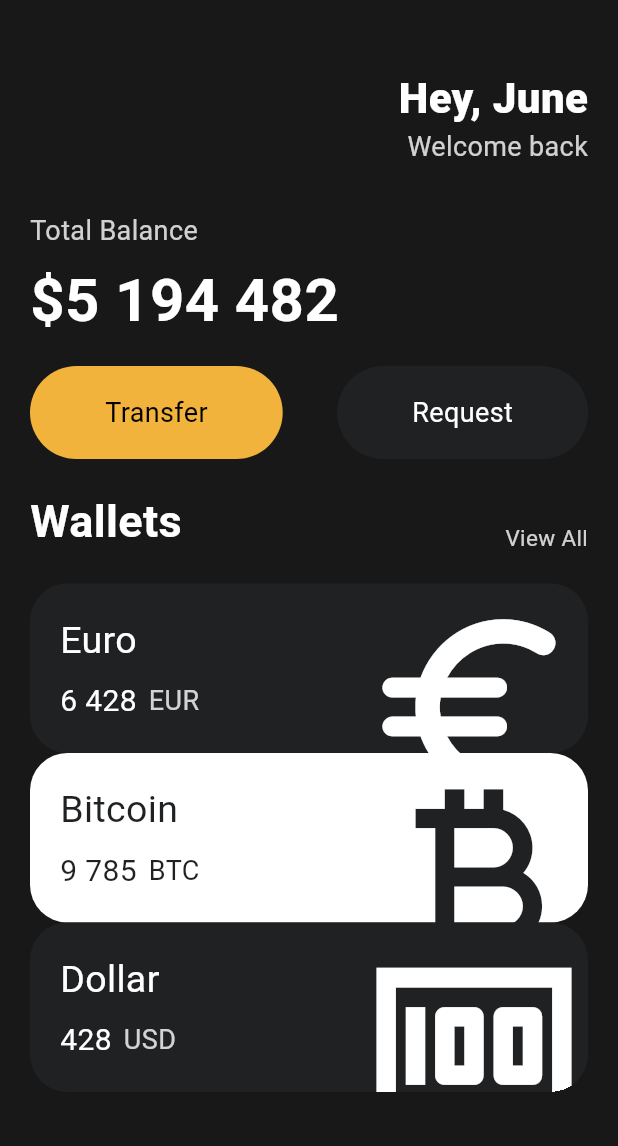
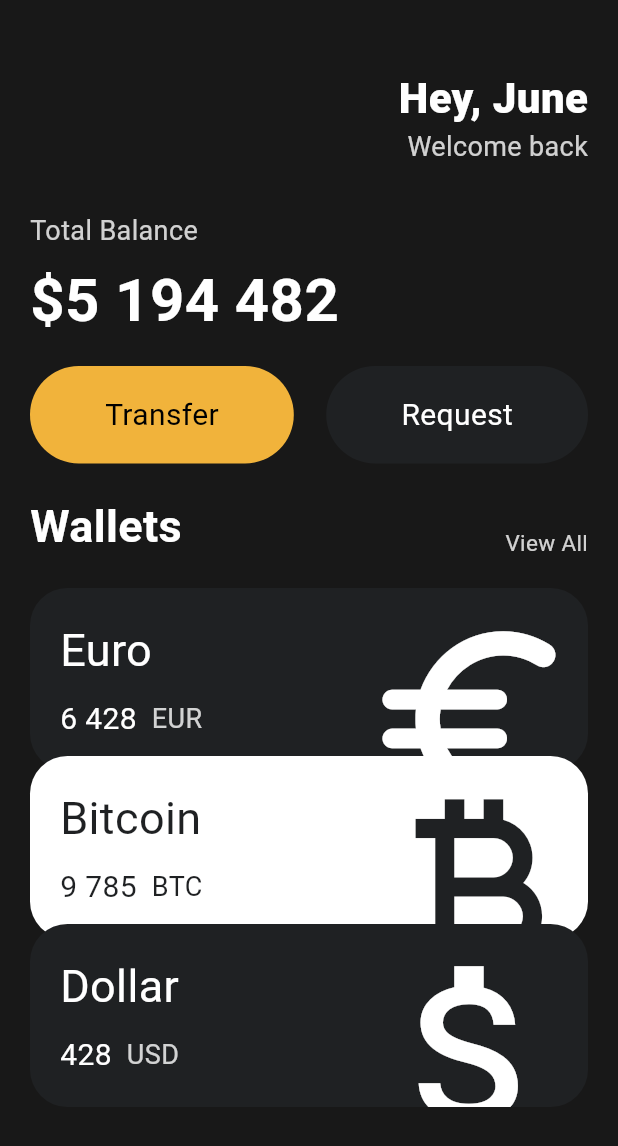
Before and after one commit to jiyeong97/BankApplicationUI, a Flutter app: the screen it shows after launch, on a phone screen of 412 x 824 dp. Shown: the top 1146 px of the screen. Run offline on Flutter 3.47's test engine with Material 3 defaults, Android fonts, the phone set to English and light mode, and no system bars.

```diff
--- a/lib/main.dart
+++ b/lib/main.dart
@@ -14,7 +14,8 @@ class App extends StatelessWidget {
     return MaterialApp(
       home: Scaffold(
         backgroundColor: const Color(0xFF181818),
-        body: Padding(
+        body: SingleChildScrollView(
+          child: Padding(
             padding: const EdgeInsets.symmetric(horizontal: 20),
             child: Column(
               crossAxisAlignment: CrossAxisAlignment.start,
@@ -117,19 +118,26 @@ class App extends StatelessWidget {
                     amount: '6 428',
                     icon: Icons.euro_rounded,
                     isInverted: false,),
-                  const CurrencyCard(
+                    Transform.translate(
+                      offset: const Offset(0, -10),
+                      child: const CurrencyCard(
                       name: 'Bitcoin',
                       code: 'BTC',
                       amount: '9 785',
                       icon: Icons.currency_bitcoin,
                       isInverted: true,),
-                  const CurrencyCard(
+                    ),
+                    Transform.translate(
+                      offset:const Offset(0, -20),
+                      child: const CurrencyCard(
                       name: 'Dollar',
                       code: 'USD',
                       amount: '428',
-                  icon: Icons.money,
-                  isInverted: false,)
+                      icon: Icons.attach_money_outlined,
+                      isInverted: false,),
+                    )
               ],
+            ),
           ),
         ),
       ),
--- a/lib/widegets/button.dart
+++ b/lib/widegets/button.dart
@@ -28,7 +28,7 @@ class Button extends StatelessWidget {
           text,
           style: TextStyle(
             color: textColor,
-            fontSize: 18,
+            fontSize: 20,
           ),
         ),
       ),
--- a/lib/widegets/currency_card.dart
+++ b/lib/widegets/currency_card.dart
@@ -35,11 +35,11 @@ class CurrencyCard extends StatelessWidget {
                   name,
                   style: TextStyle(
                     color:isInverted? blackColor : Colors.white,
-                    fontSize: 25,
+                    fontSize: 30,
                   ),
                 ),
                 const SizedBox(
-                  height: 8,
+                  height: 10,
                 ),
                 Row(
                   children: [
@@ -51,7 +51,7 @@ class CurrencyCard extends StatelessWidget {
                       ),
                     ),
                     const SizedBox(
-                      width: 8,
+                      width: 10,
                     ),
                     Text(
                       code,
```
Lines whose indentation alone changed are shown as unchanged.
